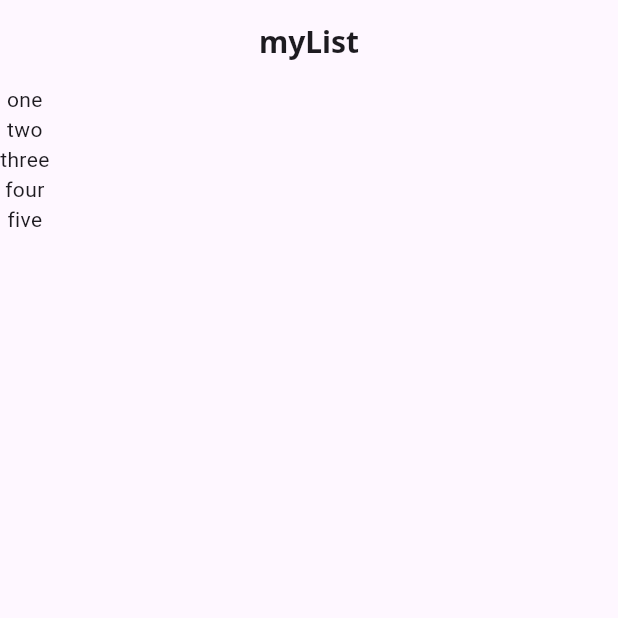
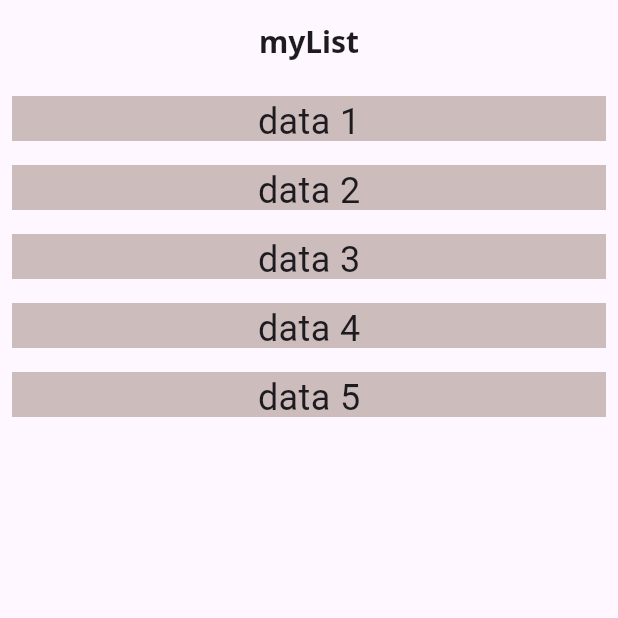
Before and after one commit to briankaboyi/chartspracttise, a Flutter app: the screen it shows after launch, on a phone screen of 412 x 824 dp, the top half of it. Run offline on Flutter 3.47's test engine with Material 3 defaults, Android fonts, the phone set to English and light mode, and no system bars; our stand-ins replace flutter_form_builder, flutter_screenutil, get, google_fonts, syncfusion_flutter_charts.

Commit message:
list navigate implementation

```diff
--- a/lib/controllers/home_controller.dart
+++ b/lib/controllers/home_controller.dart
@@ -5,10 +5,16 @@ import 'package:flutter/material.dart';
 import 'package:get/get.dart';
 
 class HomeController {
-  List<String> myDataList=['one','two','three','four','five'];
-  String inputValue= "";
+  List<Map<String, dynamic>> myDataList = [
+    {"title": "data 1", "value": "100" ,"subtitle": "my data 1",},
+    {"title": "data 2", "value": "200","subtitle": "my data 2",},
+    {"title": "data 3", "value": "300","subtitle": "my data 3",},
+    {"title": "data 4", "value": "900","subtitle": "my data 4",},
+    {"title": "data 5", "value": "100","subtitle": "my data 5",}
+
+  ];
+  String inputValue = "";
   var content;
-
 
   late List<ChartData> dataOne;
 
@@ -20,7 +26,6 @@ class HomeController {
 
   HomeController() {
     currentDate = '${myDate.day}-${myDate.month}-${myDate.year}';
-
   }
   List<Map<String, dynamic>> myData = [
     {"title": "data 1", "value": "100"},
@@ -61,7 +66,6 @@ class HomeController {
   ];
   /////////////////////
 
-
   Color getColor() {
     var randomColor = Color.fromRGBO(Random().nextInt(255),
         Random().nextInt(255), Random().nextInt(255), 1.0);
--- /dev/null
+++ b/lib/pages/list_info.dart
@@ -0,0 +1,19 @@
+import 'package:dougnut/controllers/home_controller.dart';
+import 'package:flutter/material.dart';
+import 'package:flutter/src/widgets/framework.dart';
+import 'package:get/get.dart';
+
+class ListInfo extends GetView<HomeController> {
+  final int index;
+
+  ListInfo({super.key, required this.index});
+  @override
+  Widget build(BuildContext context) {
+    // TODO: implement build
+    return Scaffold(
+      appBar: AppBar(title: Center(child:Text('list title'))),
+      body: Column(children: controller.myDataList[index].entries.map((e) => Text("${e.key}: ${e.value}")).toList())
+
+    );
+  }
+}
--- a/lib/pages/list_page.dart
+++ b/lib/pages/list_page.dart
@@ -1,14 +1,14 @@
 import 'package:dougnut/controllers/home_controller.dart';
+import 'package:dougnut/pages/list_info.dart';
 import 'package:dougnut/widgets/text_widget.dart';
 import 'package:flutter/material.dart';
 import 'package:flutter/src/widgets/framework.dart';
 import 'package:get/get.dart';
 
 class ListPage extends GetView<HomeController> {
-
   @override
   Widget build(BuildContext context) {
-  Get.log(',,,,,,,,,,,,,,,,,,,,,,,,,,,,,,,,${controller.myDataList[0]}');
+    print(',,,,,,,,,,,,,,,,,,,,,,,,,,,,,,,,${controller.myDataList[0]}');
 
     // TODO: implement build
     return Scaffold(
@@ -21,35 +21,31 @@ class ListPage extends GetView<HomeController> {
             fontWeight: FontWeight.bold,
           ),
         )),
-      body: Column(
-        children:
-          controller.myDataList.map((e) {
-return Text(e);
-          }).toList(),
-          // ListView.builder(
-
-          //   itemCount: controller.myDataList.length,
-          //   itemBuilder: (BuildContext, index) {
-          //     Get.log('$index ddddddddddddddddddddddddddddddddddddddd');
-          //     return Padding(
-          //       padding: const EdgeInsets.all(8.0),
-          //       child:Text(controller.myDataList[index]));
-          //       //  Container(
-          //       //   width: Get.width,
-          //       //   height: 30,
-          //       //   decoration: BoxDecoration(
-          //       //     color: Color.fromARGB(255, 180, 1, 1),
-          //       //   ),
-          //       //   child: Text(controller.myDataList[int]),
-          //       // ),
-
-          //   }
-          //   )
-
-
-
-
+        body: ListView.builder(
+            itemCount: controller.myDataList.length,
+            itemBuilder: (BuildContext context, int index) {
+              return Padding(
+                padding: const EdgeInsets.all(8.0),
+                child: InkWell(
+                  onTap: () {
+                    print(
+                        '${controller.myDataList[index]['title']} tapped ..........................');
+                    Get.to(ListInfo(index:index));
+                  },
+                  child: Container(
+                    width: Get.width,
+                    height: 30,
+                    decoration: BoxDecoration(
+                      color: Color.fromARGB(255, 204, 188, 188),
+                    ),
+                    child: Center(
+                        child: Text(
+                      controller.myDataList[index]['title'],
+                      style: TextStyle(fontSize: 24),
+                    )),
+                  ),
                 ),
               );
+            }));
   }
 }
```
Lines whose indentation alone changed are shown as unchanged.
